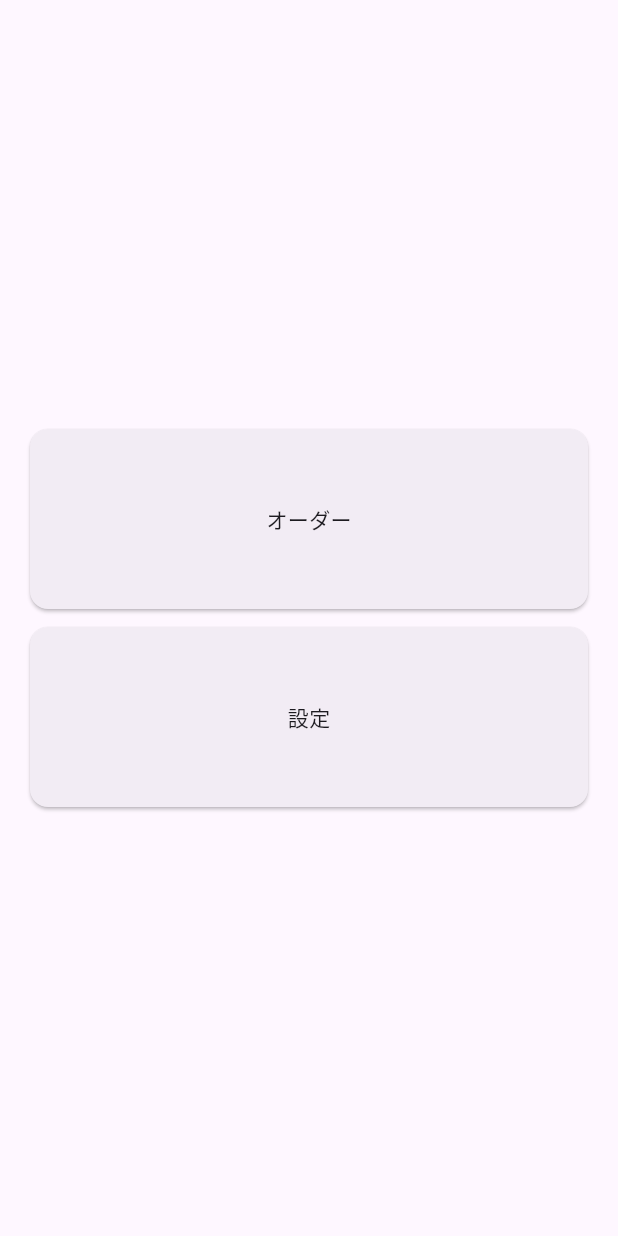
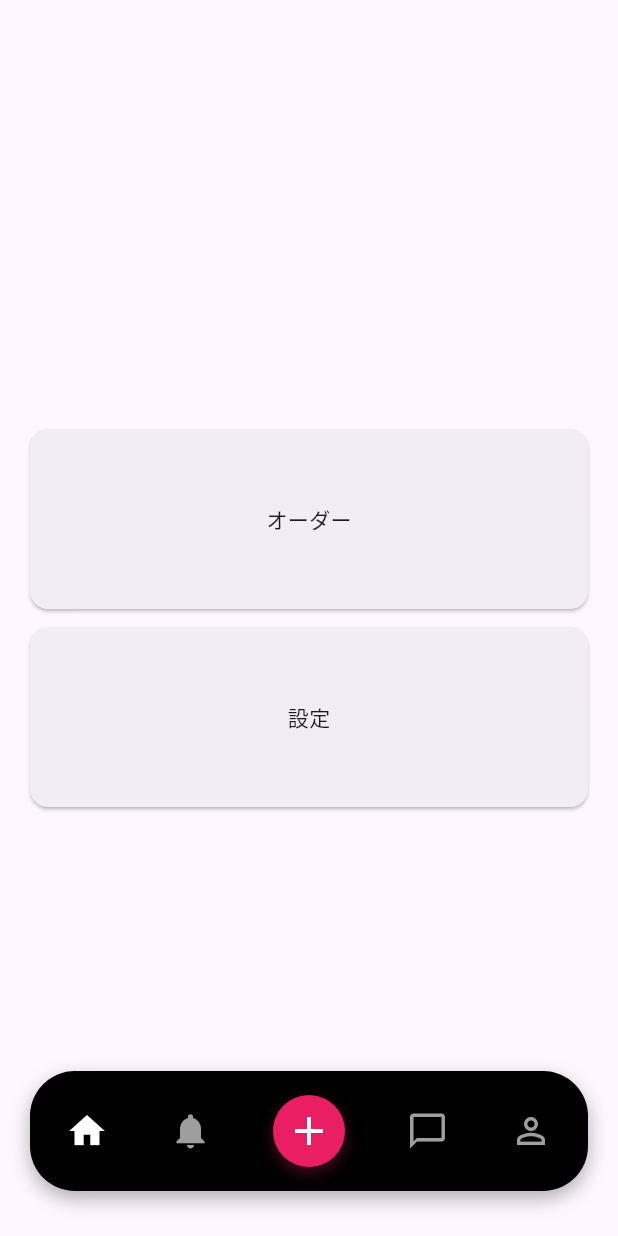
Before and after one commit to lawnmower-74/mobile_storage_app, a Flutter app: the TopPage screen opened by its route, on a phone screen of 412 x 824 dp. Run offline on Flutter 3.47's test engine with Material 3 defaults, Android fonts, the phone set to English and light mode, and no system bars; our stand-ins replace go_router.

Commit message:
NavBar実装

```diff
--- a/lib/src/pages/top_page.dart
+++ b/lib/src/pages/top_page.dart
@@ -1,14 +1,31 @@
 import 'package:flutter/material.dart';
 // import 'package:go_router/go_router.dart';
 // import 'package:storage_app/src/routers/page.dart' as router;
+import 'package:storage_app/src/widgets/bottom_nav_bar.dart';
 
-class TopPage extends StatelessWidget {
+class TopPage extends StatefulWidget {
   const TopPage({super.key});
 
   @override
+  State<TopPage> createState() => _TopPageState();
+}
+
+class _TopPageState extends State<TopPage> {
+  int _currentIndex = 0;
+
+  @override
   Widget build(BuildContext context) {
-    return const Scaffold(
-      body: _Body(),
+    return Scaffold(
+      body: const _Body(),
+      extendBody: true,
+      bottomNavigationBar: BottomNavBar(
+        currentIndex: _currentIndex,
+        onTap: (index) {
+          setState(() {
+            _currentIndex = index;
+          });
+        },
+      ),
     );
   }
 }
--- /dev/null
+++ b/lib/src/widgets/bottom_nav_bar.dart
@@ -0,0 +1,79 @@
+import 'package:flutter/material.dart';
+
+class BottomNavBar extends StatelessWidget {
+  final int currentIndex;
+  final Function(int) onTap;
+
+  const BottomNavBar({
+    super.key,
+    required this.currentIndex,
+    required this.onTap,
+  });
+
+  @override
+  Widget build(BuildContext context) {
+    return Container(
+      margin: const EdgeInsets.only(bottom: 30, left: 20, right: 20),
+      padding: const EdgeInsets.symmetric(vertical: 16, horizontal: 24),
+      decoration: BoxDecoration(
+        color: Colors.black,
+        borderRadius: BorderRadius.circular(30),
+        boxShadow: [
+          BoxShadow(
+            color: Colors.black.withOpacity(0.3),
+            blurRadius: 10,
+            offset: const Offset(0, 5),
+          ),
+        ],
+      ),
+      child: Row(
+        mainAxisAlignment: MainAxisAlignment.spaceBetween,
+        children: [
+          _buildNavItem(Icons.home, 0),
+          _buildNavItem(Icons.notifications, 1),
+          _buildAddButton(),
+          _buildNavItem(Icons.chat_bubble_outline, 3),
+          _buildNavItem(Icons.person_outline, 4),
+        ],
+      ),
+    );
+  }
+
+  Widget _buildNavItem(IconData icon, int index) {
+    final isSelected = currentIndex == index;
+    return GestureDetector(
+      onTap: () => onTap(index),
+      child: Icon(
+        icon,
+        color: isSelected ? Colors.white : Colors.grey,
+        size: 28,
+      ),
+    );
+  }
+
+  Widget _buildAddButton() {
+    return GestureDetector(
+      onTap: () => onTap(2),
+      child: Container(
+        width: 48,
+        height: 48,
+        decoration: BoxDecoration(
+          color: Colors.pink,
+          shape: BoxShape.circle,
+          boxShadow: [
+            BoxShadow(
+              color: Colors.pink.withOpacity(0.3),
+              blurRadius: 8,
+              offset: const Offset(0, 4),
+            ),
+          ],
+        ),
+        child: const Icon(
+          Icons.add,
+          color: Colors.white,
+          size: 32,
+        ),
+      ),
+    );
+  }
+}
```
